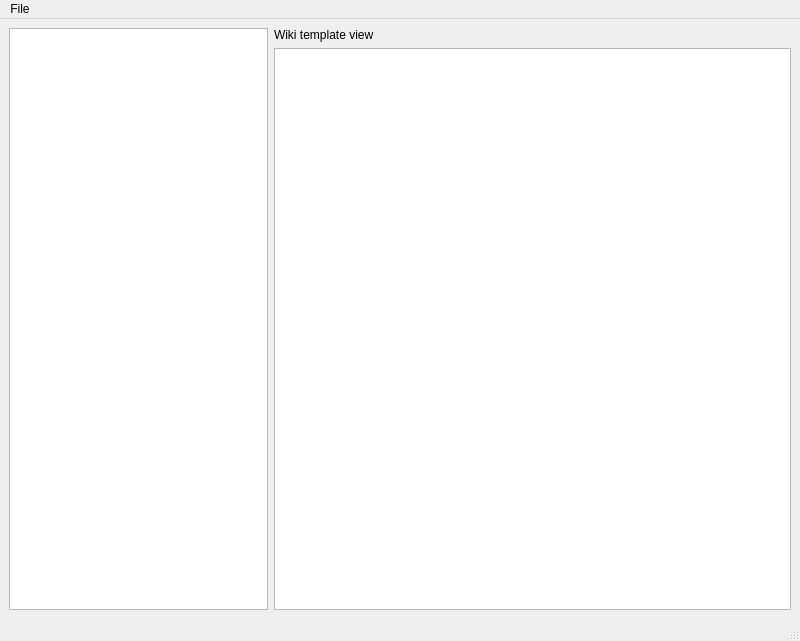
TrashMonks/qud-wiki, file qud_explorer_window.ui: the form before one commit.
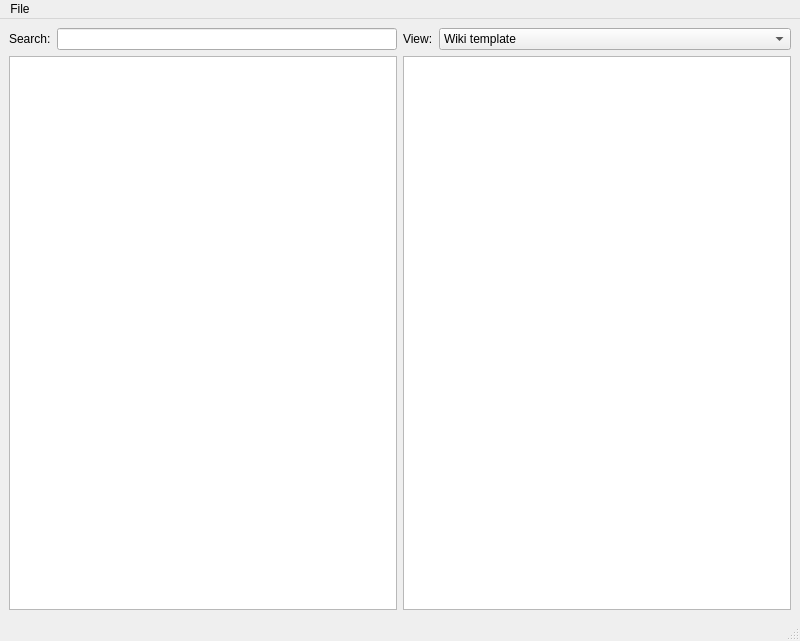
The form after the commit.

Commit message: More documentation, expand initial interesting objects, future UI elements

```diff
--- a/qud_explorer_window.ui
+++ b/qud_explorer_window.ui
@@ -16,7 +16,23 @@
   <widget class="QWidget" name="centralwidget">
    <layout class="QGridLayout" name="gridLayout">
     <item row="0" column="0">
-     <layout class="QHBoxLayout" name="horizontalLayout" stretch="1,2">
+     <layout class="QHBoxLayout" name="horizontalLayout">
+      <item>
+       <layout class="QVBoxLayout" name="verticalLayout_2">
+        <item>
+         <layout class="QHBoxLayout" name="horizontalLayout_2">
+          <item>
+           <widget class="QLabel" name="label_2">
+            <property name="text">
+             <string>Search:</string>
+            </property>
+           </widget>
+          </item>
+          <item>
+           <widget class="QLineEdit" name="lineEdit"/>
+          </item>
+         </layout>
+        </item>
       <item>
        <widget class="QTreeView" name="treeView">
         <property name="sizePolicy">
@@ -33,14 +49,61 @@
         </property>
        </widget>
       </item>
+       </layout>
+      </item>
       <item>
        <layout class="QVBoxLayout" name="verticalLayout">
         <item>
+         <layout class="QHBoxLayout" name="horizontalLayout_3">
+          <item>
          <widget class="QLabel" name="label">
+            <property name="sizePolicy">
+             <sizepolicy hsizetype="Preferred" vsizetype="Preferred">
+              <horstretch>0</horstretch>
+              <verstretch>0</verstretch>
+             </sizepolicy>
+            </property>
           <property name="text">
-           <string>Wiki template view</string>
-          </property>
-         </widget>
+             <string>View:</string>
+            </property>
+           </widget>
+          </item>
+          <item>
+           <widget class="QComboBox" name="comboBox">
+            <property name="sizePolicy">
+             <sizepolicy hsizetype="Expanding" vsizetype="Fixed">
+              <horstretch>0</horstretch>
+              <verstretch>0</verstretch>
+             </sizepolicy>
+            </property>
+            <item>
+             <property name="text">
+              <string>Wiki template</string>
+             </property>
+            </item>
+            <item>
+             <property name="text">
+              <string>XML source</string>
+             </property>
+            </item>
+            <item>
+             <property name="text">
+              <string>XML with virtual inherited attributes</string>
+             </property>
+            </item>
+            <item>
+             <property name="text">
+              <string>Internal representation</string>
+             </property>
+            </item>
+            <item>
+             <property name="text">
+              <string>Internal representation with virtual inherited attributes</string>
+             </property>
+            </item>
+           </widget>
+          </item>
+         </layout>
         </item>
         <item>
          <widget class="QPlainTextEdit" name="plainTextEdit">
```
Lines whose indentation alone changed are shown as unchanged. The commit also changes 2 other files.
